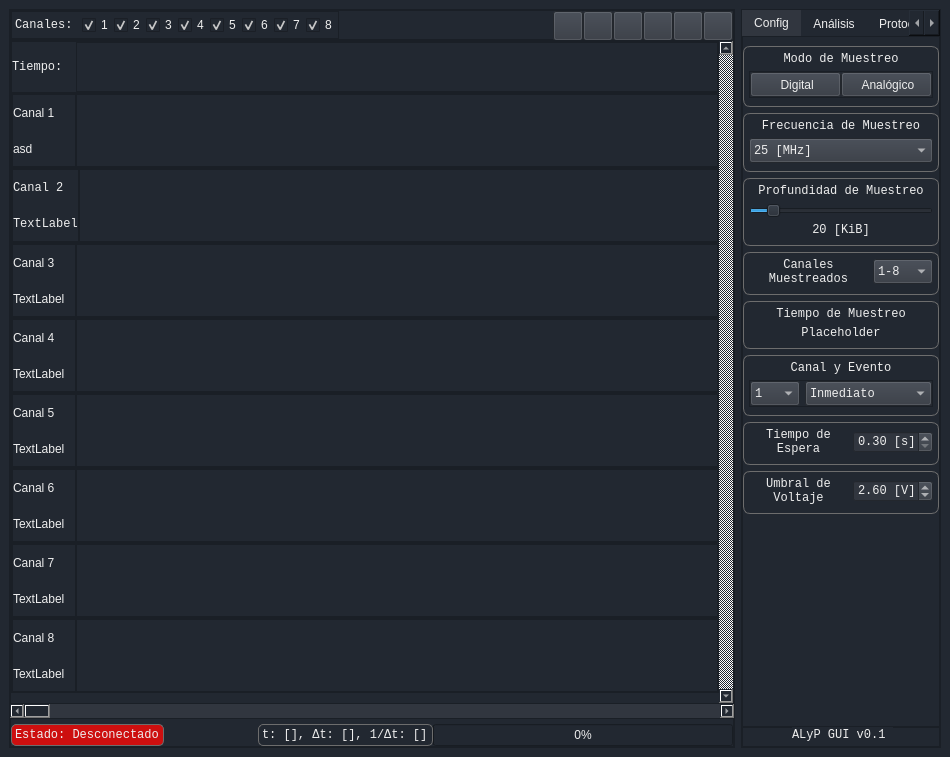
First picture: the form in GUI v0.1/src/mainwindow.ui, repository KarimHacen7/ProyectoFinal, before the edit.
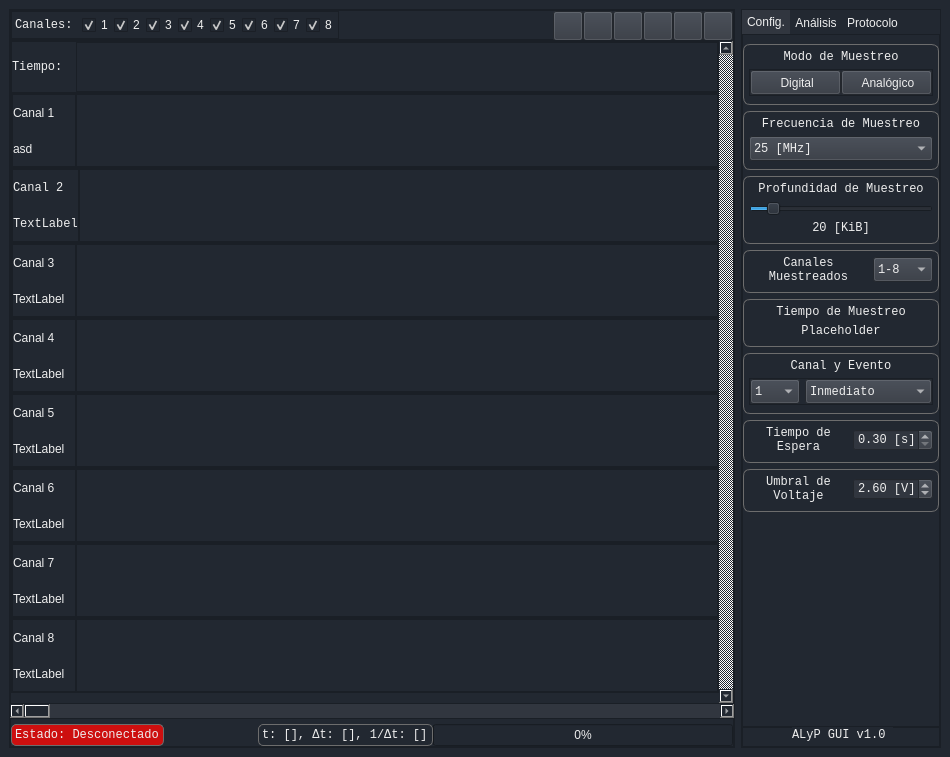
Second picture: the form after the edit. The open tabs and pages were chosen to show the change. Icons and pictures are not drawn.

```diff
--- a/GUI v0.1/src/mainwindow.ui
+++ b/GUI v0.1/src/mainwindow.ui
@@ -1751,10 +1751,12 @@
         <widget class="QTabWidget" name="slideTabWidget">
          <property name="styleSheet">
           <string notr="true">QTabBar::tab {
-  background: #222831;
+  	background: #222831;
+	border: 5px solid #222831;
 } 
 QTabBar::tab:selected { 
   background: #31363F;
+	border: 5px solid #31363F;
 }
 QTabWidget#slideTabWidget::pane
 {
@@ -1773,7 +1775,7 @@
            <string notr="true"/>
           </property>
           <attribute name="title">
-           <string>Config</string>
+           <string>Config.</string>
           </attribute>
           <layout class="QVBoxLayout" name="verticalLayout_9">
            <property name="spacing">
@@ -3715,7 +3717,7 @@
            </font>
           </property>
           <property name="text">
-           <string>ALyP GUI v0.1</string>
+           <string>ALyP GUI v1.0</string>
           </property>
           <property name="alignment">
            <set>Qt::AlignJustify|Qt::AlignVCenter</set>
```
Left out of the diff: 2 changed lines with no effect on the pictures.
